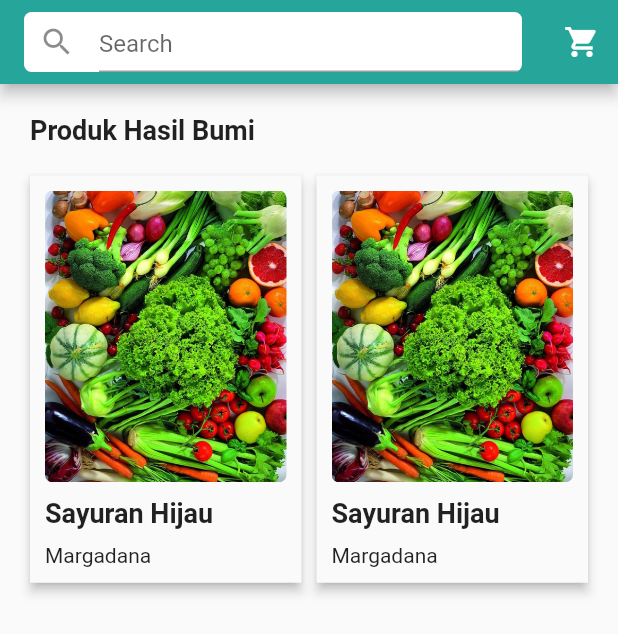
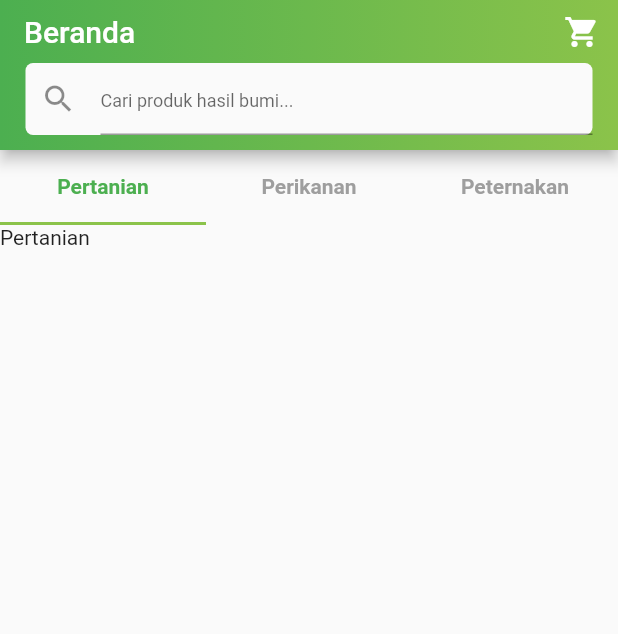
Before and after one commit to maulanasiddiq/mcommerce-frontend, a Flutter app: the Home screen opened directly, on a phone screen of 412 x 824 dp. Shown: the top 634 px of the screen. Run offline on Flutter 3.47's test engine with Material 2 defaults, Android fonts, the phone set to English and light mode, and no system bars.

Commit message:
update baru

```diff
--- a/lib/screen/menu/home.dart
+++ b/lib/screen/menu/home.dart
@@ -9,131 +9,90 @@ class Home extends StatefulWidget {
   _HomeState createState() => _HomeState();
 }
 
-class _HomeState extends State<Home> {
+class _HomeState extends State<Home> with SingleTickerProviderStateMixin {
   @override
   Widget build(BuildContext context) {
     return Scaffold(
-      appBar: AppBar(
+        appBar: PreferredSize(
+          preferredSize: Size.fromHeight(100),
+          child: AppBar(
+            flexibleSpace: Container(
+              decoration: BoxDecoration(
+                  gradient: LinearGradient(
+                      colors: [Colors.green, Colors.lightGreen])),
+            ),
+            actions: <Widget>[
+              IconButton(
+                onPressed: () {},
+                icon: Icon(Icons.shopping_cart),
+              )
+            ],
             automaticallyImplyLeading: false,
-        title: ClipRRect(
+            title: Text("Beranda"),
+            bottom: PreferredSize(
+              preferredSize: Size.fromHeight(10),
+              child: Padding(
+                padding: const EdgeInsets.only(left: 17.0, right: 17, bottom: 10),
+                child: Material(
                   borderRadius: BorderRadius.circular(5),
-          child: Container(
-            height: 40,
-            color: Colors.white,
                   child: TextField(
                     decoration: InputDecoration(
+                        hintText: "Cari produk hasil bumi...",
+                        hintStyle: TextStyle(
+                          fontSize: 12,
+                        ),
                         icon: Padding(
-                  padding: const EdgeInsets.only(left: 10),
+                          padding: const EdgeInsets.only(left: 10.0),
                           child: Icon(Icons.search),
-                ),
-                hintText: "Search",
+                        )),
                   ),
                 ),
               ),
             ),
-        actions: [
-          IconButton(
-            icon: Icon(Icons.shopping_cart),
-            onPressed: () => null,
+          ),
+        ),
+        body: DefaultTabController(
+          length: 3,
+          child: Column(
+            children: <Widget>[
+              Container(
+                constraints: BoxConstraints.expand(height: 50),
+                child: TabBar(
+                  labelColor: Colors.green,
+                  labelStyle: TextStyle(fontWeight: FontWeight.bold),
+                  unselectedLabelColor: Colors.grey,
+                  tabs: <Widget>[
+                    Tab(
+                      text: "Pertanian",
+                    ),
+                    Tab(
+                      text: "Perikanan",
+                    ),
+                    Tab(
+                      text: "Peternakan",
                     ),
                   ],
                 ),
-      body: Padding(
-        padding: EdgeInsets.all(20),
-        child: Column(
-          children: <Widget>[
-            Row(
-              children: <Widget>[
-                Text(
-                  "Produk Hasil Bumi",
-                  style: TextStyle(fontSize: 18, fontWeight: FontWeight.bold),
-                ),
-              ],
-            ),
-            SizedBox(
-              height: 20,
               ),
               Expanded(
-              child: GridView.count(
-                crossAxisCount: 2,
-                childAspectRatio: 8 / 12,
-                mainAxisSpacing: 4,
-                crossAxisSpacing: 10,
+                child: Container(
+                  child: TabBarView(
                     children: <Widget>[
-                  Material(
-                    elevation: 3,
-                    child: Padding(
-                      padding: const EdgeInsets.all(10.0),
-                      child: Column(
-                        crossAxisAlignment: CrossAxisAlignment.start,
-                        children: <Widget>[
-                          Expanded(
-                            child: ClipRRect(
-                              borderRadius: BorderRadius.circular(5),
-                              child: Image.asset(
-                                "assets/images/sayur.jpg",
-                                width: 200,
-                                height: 200,
-                                fit: BoxFit.cover,
+                      Container(
+                        child: Text("Pertanian"),
                       ),
+                      Container(
+                        child: Text("Perikanan"),
                       ),
+                      Container(
+                        child: Text("Peternakan"),
                       ),
-                          SizedBox(
-                            height: 10,
-                          ),
-                          Text(
-                            "Sayuran Hijau",
-                            style: TextStyle(
-                                fontSize: 18, fontWeight: FontWeight.bold),
-                          ),
-                          SizedBox(
-                            height: 10,
-                          ),
-                          Text("Margadana"),
-                        ],
-                      ),
-                    ),
-                  ),
-                  Material(
-                    elevation: 3,
-                    child: Padding(
-                      padding: const EdgeInsets.all(10.0),
-                      child: Column(
-                        crossAxisAlignment: CrossAxisAlignment.start,
-                        children: <Widget>[
-                          Expanded(
-                            child: ClipRRect(
-                              borderRadius: BorderRadius.circular(5),
-                              child: Image.asset(
-                                "assets/images/sayur.jpg",
-                                width: 200,
-                                height: 200,
-                                fit: BoxFit.cover,
-                              ),
-                            ),
-                          ),
-                          SizedBox(
-                            height: 10,
-                          ),
-                          Text(
-                            "Sayuran Hijau",
-                            style: TextStyle(
-                                fontSize: 18, fontWeight: FontWeight.bold),
-                          ),
-                          SizedBox(
-                            height: 10,
-                          ),
-                          Text("Margadana"),
                     ],
                   ),
                 ),
               )
             ],
           ),
-            )
-          ],
-        ),
-      ),
-    );
+        ));
   }
 }
--- a/pubspec.yaml
+++ b/pubspec.yaml
@@ -42,7 +42,7 @@ flutter:
 
   # To add assets to your application, add an assets section, like this:
   assets:
-    - assets/images/sayur.jpg
+    - assets/images/
 
   # An image asset can refer to one or more resolution-specific "variants", see
   # https://flutter.dev/assets-and-images/#resolution-aware.
```
Also changed, not shown: lib/main.dart (+4 -4 lines), lib/screen/intro.dart (added, +97 -0 lines), lib/screen/login.dart (+41 -15 lines), lib/screen/register.dart (+78 -30 lines), assets/images/intro.png (added), assets/images/login.png (added), assets/images/vegetables.png (added), flutter_01.png (added). Lines whose indentation alone changed are shown as unchanged.
